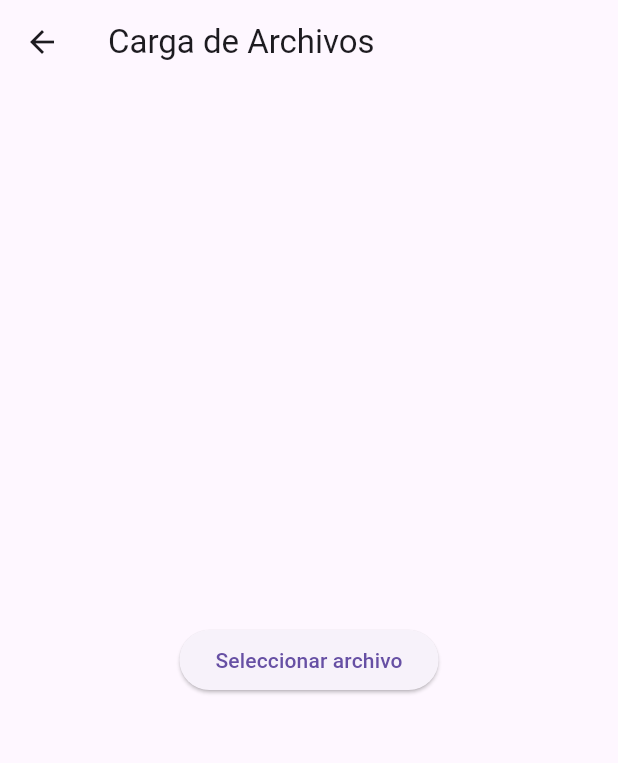
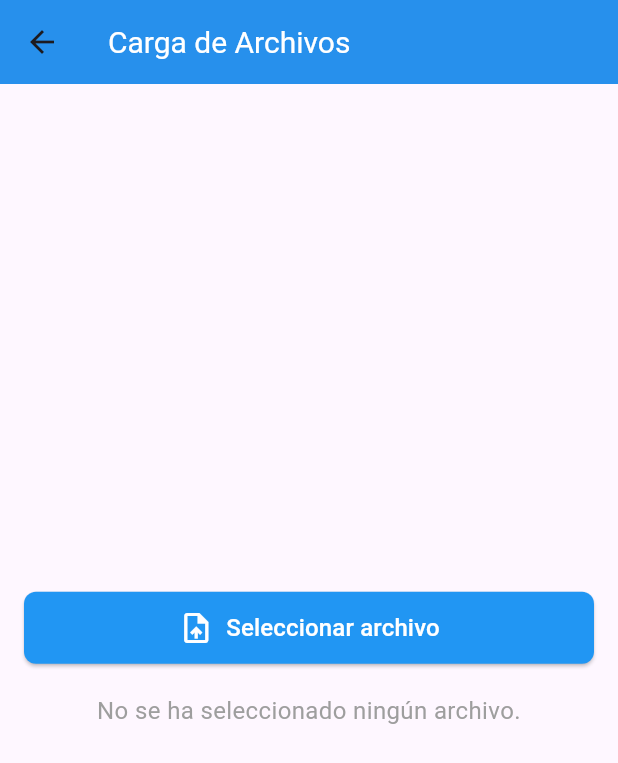
Before and after one commit to Frannqz/Timbox, a Flutter app: the LoadFilesScreen screen opened by its route, on a phone screen of 412 x 824 dp. Shown: the top 763 px of the screen. Run offline on Flutter 3.47's test engine with Material 3 defaults, Android fonts, the phone set to English and light mode, and no system bars; our stand-ins replace file_picker, shared_preferences; accounts and stored records are empty.

Commit message:
Ajustes a interfaz files

```diff
--- a/frontendtimbox/lib/collaborators_screen.dart
+++ b/frontendtimbox/lib/collaborators_screen.dart
@@ -150,7 +150,10 @@ class _CollaboratorsScreenState extends State<CollaboratorsScreen> {
   Widget build(BuildContext context) {
     return Scaffold(
       appBar: AppBar(
-        title: const Text('Agregar Colaborador'),
+        title: const Text(
+          'Agregar Colaborador',
+          style: TextStyle(color: Colors.white),
+        ),
         backgroundColor: Colors.blue,
         elevation: 5.0,
       ),
--- a/frontendtimbox/lib/load_files_screen.dart
+++ b/frontendtimbox/lib/load_files_screen.dart
@@ -18,24 +18,74 @@ class _LoadFilesScreenState extends State<LoadFilesScreen> {
       setState(() {
         _fileName = result.files.single.name;
       });
-      // Luego, puedes llamar al método de backend para cargar el archivo
     }
   }
 
   @override
   Widget build(BuildContext context) {
     return Scaffold(
-      appBar: AppBar(title: const Text('Carga de Archivos')),
-      body: Center(
+      appBar: AppBar(
+        title: const Text(
+          'Carga de Archivos',
+          style: TextStyle(fontSize: 20, color: Colors.white),
+        ),
+        backgroundColor: Colors.blue,
+        elevation: 4,
+      ),
+      body: Padding(
+        padding: const EdgeInsets.symmetric(horizontal: 16.0, vertical: 20.0),
         child: Column(
           mainAxisAlignment: MainAxisAlignment.center,
+          crossAxisAlignment: CrossAxisAlignment.stretch,
           children: [
-            ElevatedButton(
+            ElevatedButton.icon(
               onPressed: _pickFile,
-              child: const Text('Seleccionar archivo'),
+              icon: const Icon(
+                Icons.upload_file,
+                size: 24,
+                color: Colors.white,
+              ),
+              label: const Text(
+                'Seleccionar archivo',
+                style: TextStyle(fontSize: 16, color: Colors.white),
+              ),
+              style: ElevatedButton.styleFrom(
+                backgroundColor: Colors.blue,
+                padding: const EdgeInsets.symmetric(vertical: 12.0),
+                shape: RoundedRectangleBorder(
+                  borderRadius: BorderRadius.circular(8.0),
+                ),
+              ),
             ),
-            if (_fileName.isNotEmpty) Text('Archivo seleccionado: $_fileName'),
-            // Aquí llamas a la función para subir el archivo
+            const SizedBox(height: 20),
+            if (_fileName.isNotEmpty)
+              Container(
+                padding: const EdgeInsets.all(16.0),
+                decoration: BoxDecoration(
+                  color: Colors.blue.withOpacity(0.1),
+                  border: Border.all(color: Colors.blue),
+                  borderRadius: BorderRadius.circular(8.0),
+                ),
+                child: Row(
+                  children: [
+                    const Icon(Icons.file_present, color: Colors.blue),
+                    const SizedBox(width: 10),
+                    Expanded(
+                      child: Text(
+                        'Archivo seleccionado: $_fileName',
+                        style: const TextStyle(fontSize: 16),
+                        overflow: TextOverflow.ellipsis,
+                      ),
+                    ),
+                  ],
+                ),
+              )
+            else
+              const Text(
+                'No se ha seleccionado ningún archivo.',
+                style: TextStyle(fontSize: 16, color: Colors.grey),
+                textAlign: TextAlign.center,
+              ),
           ],
         ),
       ),
```
